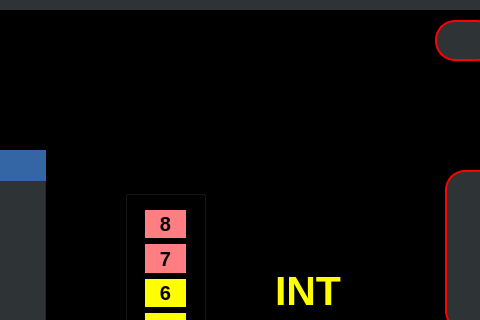
Qt form Oasis/mainwindow.ui (AmnElDawla/OasisPro) before a commit; both pictures show x 315 to 795 and y 0 to 320 of the 1428 by 579 pixel window.
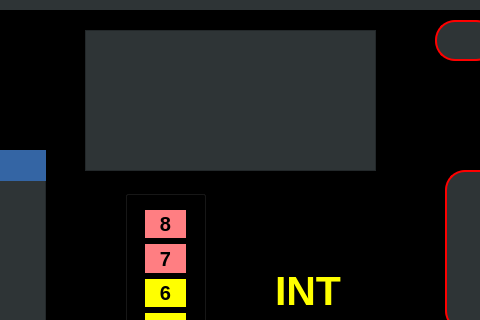
The same form after that commit. Icons and pictures are not drawn.

The edit to the form file:
```diff
--- a/Oasis/mainwindow.ui
+++ b/Oasis/mainwindow.ui
@@ -557,103 +557,6 @@
       <set>Qt::AlignCenter</set>
      </property>
     </widget>
-    <widget class="QListWidget" name="listWidget">
-     <property name="geometry">
-      <rect>
-       <x>450</x>
-       <y>0</y>
-       <width>261</width>
-       <height>61</height>
-      </rect>
-     </property>
-     <property name="styleSheet">
-      <string notr="true">background-color: black;
-</string>
-     </property>
-     <property name="flow">
-      <enum>QListView::LeftToRight</enum>
-     </property>
-     <item>
-      <property name="text">
-       <string/>
-      </property>
-      <property name="icon">
-       <iconset>
-        <normaloff>20MinuteOn.png</normaloff>
-        <activeoff>20Minute.png</activeoff>20MinuteOn.png</iconset>
-      </property>
-     </item>
-     <item>
-      <property name="text">
-       <string/>
-      </property>
-      <property name="icon">
-       <iconset>
-        <normaloff>45MinuteOn.png</normaloff>45MinuteOn.png</iconset>
-      </property>
-     </item>
-     <item>
-      <property name="text">
-       <string/>
-      </property>
-      <property name="icon">
-       <iconset>
-        <normaloff>UserDesignatedOn.png</normaloff>UserDesignatedOn.png</iconset>
-      </property>
-     </item>
-    </widget>
-    <widget class="QListWidget" name="listWidget_2">
-     <property name="geometry">
-      <rect>
-       <x>450</x>
-       <y>70</y>
-       <width>251</width>
-       <height>51</height>
-      </rect>
-     </property>
-     <property name="styleSheet">
-      <string notr="true">background-color: black;</string>
-     </property>
-     <property name="flow">
-      <enum>QListView::LeftToRight</enum>
-     </property>
-     <item>
-      <property name="text">
-       <string/>
-      </property>
-      <property name="icon">
-       <iconset>
-        <normaloff>AlphaOn.png</normaloff>AlphaOn.png</iconset>
-      </property>
-     </item>
-     <item>
-      <property name="text">
-       <string/>
-      </property>
-      <property name="icon">
-       <iconset>
-        <normaloff>ThetaOn.png</normaloff>ThetaOn.png</iconset>
-      </property>
-     </item>
-     <item>
-      <property name="text">
-       <string/>
-      </property>
-      <property name="icon">
-       <iconset>
-        <normaloff>Beta1On.png</normaloff>Beta1On.png</iconset>
-      </property>
-     </item>
-     <item>
-      <property name="text">
-       <string/>
-      </property>
-      <property name="icon">
-       <iconset>
-        <normaloff>Beta2On.png</normaloff>Beta2On.png</iconset>
-      </property>
-     </item>
-    </widget>
     <widget class="QLabel" name="label_13">
      <property name="geometry">
       <rect>
@@ -783,6 +686,16 @@
       <string/>
      </property>
     </widget>
+    <widget class="QListView" name="listView">
+     <property name="geometry">
+      <rect>
+       <x>400</x>
+       <y>20</y>
+       <width>291</width>
+       <height>141</height>
+      </rect>
+     </property>
+    </widget>
    </widget>
    <widget class="QWidget" name="layoutWidget">
     <property name="geometry">
```
Left out of the diff: 20 changed lines with no effect on the pictures.
